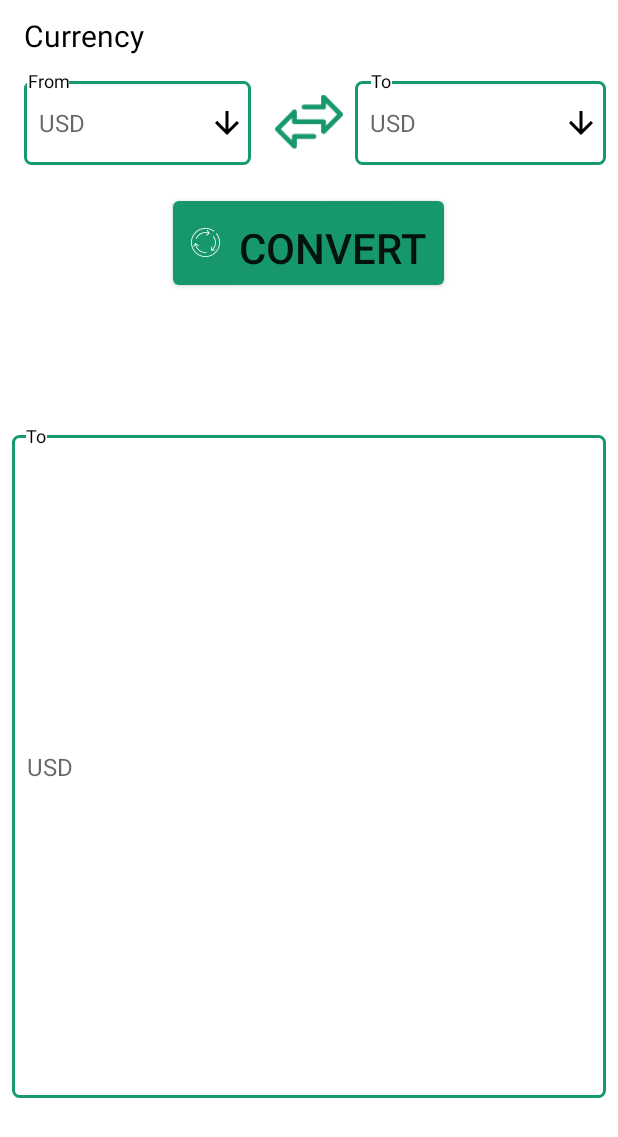
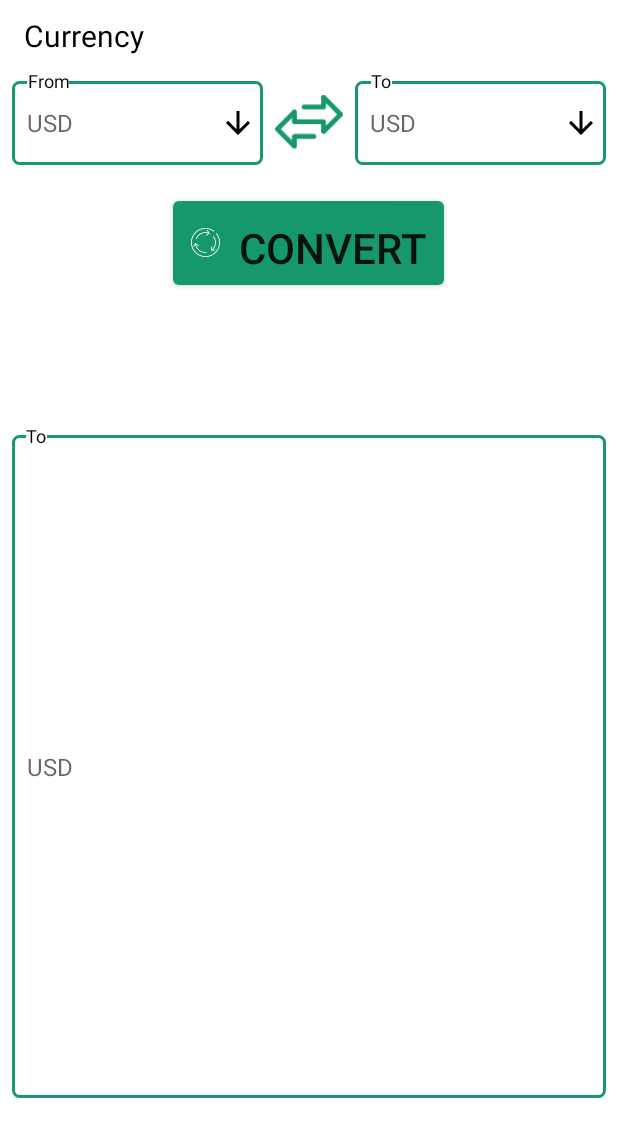
Before and after one commit to developers148/MagnitudeConverter, an Android app: the ConvertActivity screen opened directly, with no data from a screen before it, on a phone screen of 412 x 824 dp. Shown: the top 1137 px of the screen. Run offline under Robolectric (Android 15) with nearby library versions, the phone set to English and light mode, and no system bars; Roboto replaces fonts that are not available here.

Commit message:
dimansion add

```diff
--- a/app/src/main/res/layout-normal/activity_convert.xml
+++ b/app/src/main/res/layout-normal/activity_convert.xml
@@ -36,24 +36,22 @@
             android:id="@+id/mylayout"
             android:layout_width="0dp"
             android:layout_weight="1"
-            android:layout_margin="@dimen/constantlayoutmargin_8dp"
+            android:layout_margin="8dp"
             android:layout_height="wrap_content">
 
             <EditText
                 android:id="@+id/spinner"
                 android:layout_width="match_parent"
                 android:layout_height="?attr/actionBarSize"
-                android:inputType="number"
-                android:layout_margin="@dimen/edittextmargin_8dp"
                 android:background="@drawable/border"
                 android:hint="@string/convert_edit_text_hint_usd"
-                android:textSize="@dimen/edittexttextsize_16sp"
-                android:paddingStart="@dimen/edittextpaddingstart_10dp"
+                android:textSize="16sp"
+                android:paddingStart="10dp"
                 app:layout_constraintBottom_toBottomOf="parent"
                 app:layout_constraintEnd_toEndOf="parent"
                 app:layout_constraintStart_toStartOf="parent"
                 app:layout_constraintTop_toTopOf="parent"
-                android:paddingLeft="@dimen/edittextpaddingstart_10dp" />
+                android:paddingLeft="10dp" />
 
             <TextView
                 android:id="@+id/textView"
@@ -117,7 +115,6 @@
                 android:id="@+id/textView1"
                 android:layout_width="wrap_content"
                 android:layout_height="wrap_content"
-                android:layout_marginBottom="-66dp"
                 android:background="@color/convert_backgroung_color"
                 android:text="@string/convert_text_view_to"
                 android:textAlignment="center"
--- a/app/src/main/res/layout-small/activity_convert.xml
+++ b/app/src/main/res/layout-small/activity_convert.xml
@@ -79,7 +79,7 @@
                 app:layout_constraintBottom_toBottomOf="parent"
                 app:layout_constraintBottom_toTopOf="@id/spinner"
                 app:layout_constraintEnd_toEndOf="parent"
-                app:layout_constraintHorizontal_bias="0.045"
+                app:layout_constraintHorizontal_bias="0.065"
                 app:layout_constraintStart_toStartOf="parent"
                 app:layout_constraintTop_toTopOf="@+id/spinner"
                 app:layout_constraintVertical_bias="0.0" />
@@ -139,7 +139,7 @@
                 app:layout_constraintBottom_toBottomOf="parent"
                 app:layout_constraintBottom_toTopOf="@id/spinner1"
                 app:layout_constraintEnd_toEndOf="parent"
-                app:layout_constraintHorizontal_bias="0.04"
+                app:layout_constraintHorizontal_bias="0.065"
                 app:layout_constraintStart_toStartOf="parent"
                 app:layout_constraintTop_toTopOf="@+id/spinner1"
                 app:layout_constraintVertical_bias="0.0" />
@@ -216,7 +216,7 @@
                 app:layout_constraintBottom_toBottomOf="parent"
                 app:layout_constraintBottom_toTopOf="@id/spinner2"
                 app:layout_constraintEnd_toEndOf="parent"
-                app:layout_constraintHorizontal_bias="0.05"
+                app:layout_constraintHorizontal_bias="0.065"
                 app:layout_constraintStart_toStartOf="parent"
                 app:layout_constraintTop_toTopOf="@+id/spinner2"
                 app:layout_constraintVertical_bias="0.0" />
--- a/app/src/main/res/layout-xlarge/activity_convert.xml
+++ b/app/src/main/res/layout-xlarge/activity_convert.xml
@@ -61,7 +61,7 @@
                 app:layout_constraintBottom_toBottomOf="parent"
                 app:layout_constraintBottom_toTopOf="@id/spinner"
                 app:layout_constraintEnd_toEndOf="parent"
-                app:layout_constraintHorizontal_bias="0.070"
+                app:layout_constraintHorizontal_bias="0.055"
                 app:layout_constraintStart_toStartOf="parent"
                 app:layout_constraintTop_toTopOf="@+id/spinner"
                 app:layout_constraintVertical_bias="0.0"
@@ -122,7 +122,7 @@
                 app:layout_constraintBottom_toBottomOf="parent"
                 app:layout_constraintBottom_toTopOf="@id/spinner1"
                 app:layout_constraintEnd_toEndOf="parent"
-                app:layout_constraintHorizontal_bias="0.070"
+                app:layout_constraintHorizontal_bias="0.045"
                 app:layout_constraintStart_toStartOf="parent"
                 app:layout_constraintTop_toTopOf="@+id/spinner1"
                 app:layout_constraintVertical_bias="0.028" />
@@ -172,7 +172,10 @@
             android:id="@+id/spinner2"
             android:layout_width="match_parent"
             android:layout_height="match_parent"
-            android:layout_margin="@dimen/edittextmargin_8dp"
+            android:layout_marginStart="@dimen/biglayoutmarginstart_8dp"
+            android:layout_marginEnd="@dimen/biglayoutmarginend_8dp"
+            android:layout_marginTop="@dimen/biglayoutmargintop_16dp"
+            android:layout_marginBottom="@dimen/biglayoutmarginbottom_8dp"
             android:background="@drawable/border"
             android:hint="@string/convert_edit_text_hint_usd"
             android:textSize="@dimen/edittexttextsize_16sp"
@@ -183,7 +186,9 @@
             app:layout_constraintEnd_toEndOf="parent"
             app:layout_constraintStart_toStartOf="parent"
             app:layout_constraintTop_toTopOf="parent"
-            android:paddingLeft="@dimen/edittextpaddingstart_10dp" />
+            android:paddingLeft="@dimen/edittextpaddingstart_10dp"
+            android:layout_marginLeft="@dimen/biglayoutmarginstart_8dp"
+            android:layout_marginRight="@dimen/biglayoutmarginend_8dp" />
 
         <TextView
             android:id="@+id/textView2"
@@ -197,7 +202,7 @@
             app:layout_constraintBottom_toBottomOf="parent"
             app:layout_constraintBottom_toTopOf="@id/spinner2"
             app:layout_constraintEnd_toEndOf="parent"
-            app:layout_constraintHorizontal_bias="0.035"
+            app:layout_constraintHorizontal_bias="0.025"
             app:layout_constraintStart_toStartOf="parent"
             app:layout_constraintTop_toTopOf="@+id/spinner2"
             app:layout_constraintVertical_bias="0.0" />
--- a/app/src/main/res/values-large/dimens.xml
+++ b/app/src/main/res/values-large/dimens.xml
@@ -31,7 +31,7 @@
     <dimen name="imageviewmarginbottom_56dp">110dp</dimen>
 
     <dimen name="relativelayoutheight_100dp">200dp</dimen>
-    <dimen name="textviewtextsize_30sp">20sp</dimen>
+    <dimen name="textviewtextsize_30sp">15sp</dimen>
     <dimen name="imageviewwidth_60dp">60dp</dimen>
     <dimen name="imageviewheigth_60dp">60dp</dimen>
     <dimen name="margin_8dp">8dp</dimen>
@@ -45,5 +45,9 @@
     <dimen name="buttonPadding_8dp">8dp</dimen>
     <dimen name="buttontextsize_28sp">28sp</dimen>
     <dimen name="linearlayouttextsize_25sp">25sp</dimen>
+    <dimen name="biglayoutmarginstart_8dp">8dp</dimen>
+    <dimen name="biglayoutmarginend_8dp">8dp</dimen>
+    <dimen name="biglayoutmargintop_16dp">16dp</dimen>
+    <dimen name="biglayoutmarginbottom_8dp">8dp</dimen>
 
 </resources>
--- a/app/src/main/res/values-normal/dimens.xml
+++ b/app/src/main/res/values-normal/dimens.xml
@@ -49,4 +49,8 @@
     <dimen name="buttonPadding_8dp">8dp</dimen>
     <dimen name="buttontextsize_28sp">28sp</dimen>
     <dimen name="linearlayouttextsize_25sp">25sp</dimen>
+    <dimen name="biglayoutmarginstart_8dp">8dp</dimen>
+    <dimen name="biglayoutmarginend_8dp">8dp</dimen>
+    <dimen name="biglayoutmargintop_16dp">16dp</dimen>
+    <dimen name="biglayoutmarginbottom_8dp">8dp</dimen>
 </resources>
--- a/app/src/main/res/values-small/dimens.xml
+++ b/app/src/main/res/values-small/dimens.xml
@@ -56,4 +56,8 @@
     <dimen name="buttonPadding_8dp">8dp</dimen>
     <dimen name="buttontextsize_28sp">28sp</dimen>
     <dimen name="linearlayouttextsize_25sp">25sp</dimen>
+    <dimen name="biglayoutmarginstart_8dp">8dp</dimen>
+    <dimen name="biglayoutmarginend_8dp">8dp</dimen>
+    <dimen name="biglayoutmargintop_16dp">16dp</dimen>
+    <dimen name="biglayoutmarginbottom_8dp">8dp</dimen>
 </resources>
--- a/app/src/main/res/values-xlarge/dimens.xml
+++ b/app/src/main/res/values-xlarge/dimens.xml
@@ -10,7 +10,7 @@
     <dimen name="edittextmargin_8dp">8dp</dimen>
     <dimen name="edittexttextsize_16sp">16sp</dimen>
     <dimen name="edittextpaddingstart_10dp">10dp</dimen>
-    <dimen name="textviewtextsize_12sp">12sp</dimen>
+    <dimen name="textviewtextsize_12sp">25sp</dimen>
     <dimen name="imageviewsize_25dp">25dp</dimen>
     <dimen name="imageviewconvert_45dp">45dp</dimen>
     <dimen name="buttondrawablepadding_8dp">8dp</dimen>
@@ -56,4 +56,8 @@
     <dimen name="buttonPadding_8dp">8dp</dimen>
     <dimen name="buttontextsize_28sp">28sp</dimen>
     <dimen name="linearlayouttextsize_25sp">25sp</dimen>
+    <dimen name="biglayoutmarginstart_8dp">8dp</dimen>
+    <dimen name="biglayoutmarginend_8dp">8dp</dimen>
+    <dimen name="biglayoutmargintop_16dp">16dp</dimen>
+    <dimen name="biglayoutmarginbottom_8dp">8dp</dimen>
 </resources>
--- a/app/src/main/res/values/dimens.xml
+++ b/app/src/main/res/values/dimens.xml
@@ -49,6 +49,10 @@
     <dimen name="buttontextsize_28sp">28sp</dimen>
     <dimen name="edMenuSize_260dp">260dp</dimen>
     <dimen name="linearlayouttextsize_25sp">25sp</dimen>
+    <dimen name="biglayoutmarginstart_8dp">8dp</dimen>
+    <dimen name="biglayoutmarginend_8dp">8dp</dimen>
+    <dimen name="biglayoutmargintop_16dp">16dp</dimen>
+    <dimen name="biglayoutmarginbottom_8dp">8dp</dimen>
 
 
 </resources>
```
